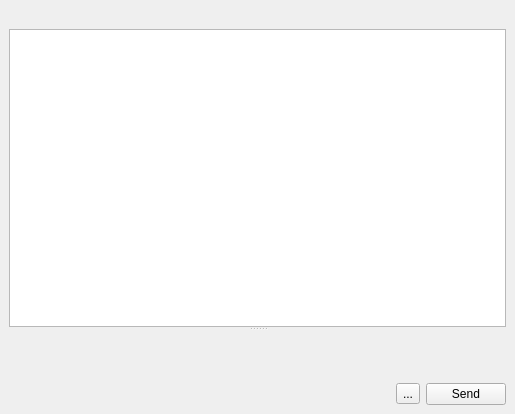
Before: the Qt Designer form widgets/chatwidget.ui in xmpp-graveyard/jabbim, drawn with Qt 5.
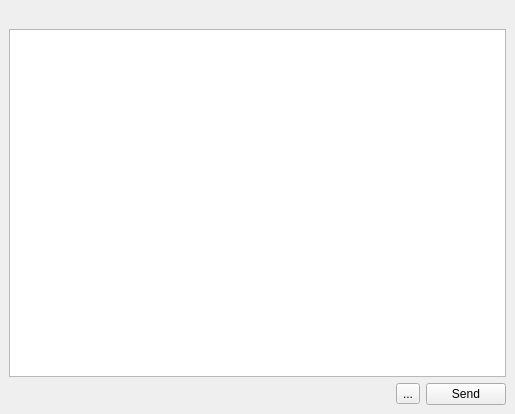
After: the same form once the commit is applied. Icons and pictures are not drawn.

```diff
--- a/widgets/chatwidget.ui
+++ b/widgets/chatwidget.ui
@@ -27,11 +27,6 @@
      <property name="orientation" >
       <enum>Qt::Vertical</enum>
      </property>
-     <widget class="QTextBrowser" name="textEdit" >
-      <property name="openExternalLinks" >
-       <bool>true</bool>
-      </property>
-     </widget>
      <widget class="QWidget" native="1" name="lineWidget" >
       <property name="minimumSize" >
        <size>
@@ -39,6 +34,27 @@
         <height>10</height>
        </size>
       </property>
+      <layout class="QGridLayout" >
+       <property name="margin" >
+        <number>0</number>
+       </property>
+       <property name="spacing" >
+        <number>0</number>
+       </property>
+       <item row="0" column="0" >
+        <widget class="QTextEdit" name="textEdit" >
+         <property name="undoRedoEnabled" >
+          <bool>false</bool>
+         </property>
+         <property name="readOnly" >
+          <bool>false</bool>
+         </property>
+         <property name="textInteractionFlags" >
+          <enum>Qt::TextEditorInteraction</enum>
+         </property>
+        </widget>
+       </item>
+      </layout>
      </widget>
     </widget>
    </item>
```
